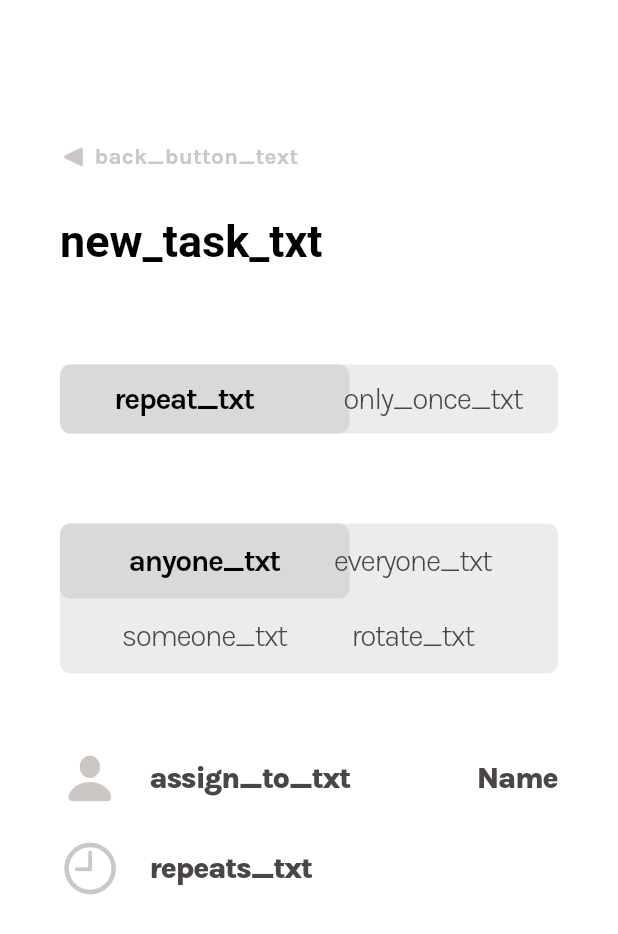
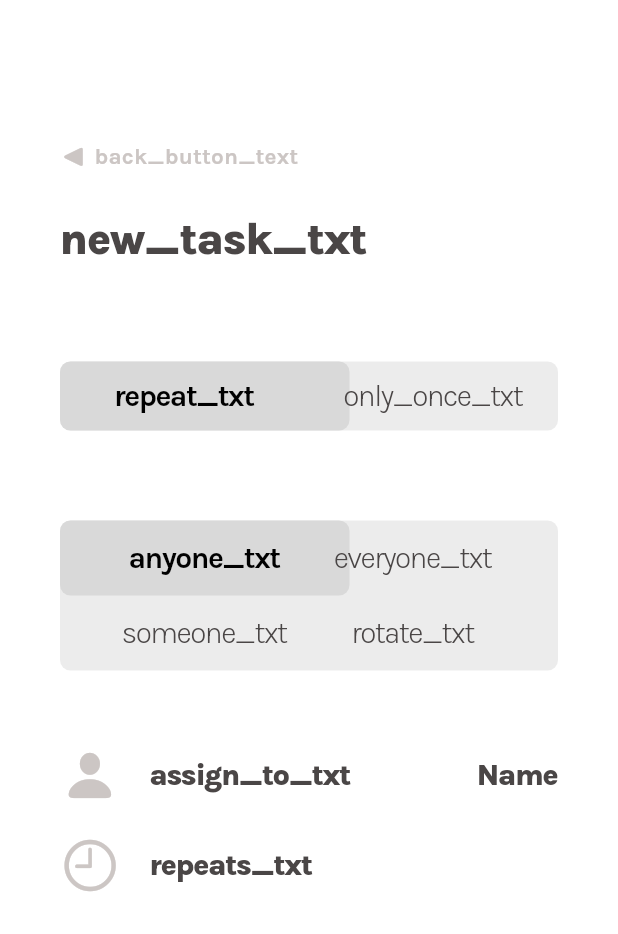
Before and after one commit to iloveproggen/relatee-frontend, a Flutter app: the NewTask screen opened directly, on a phone screen of 412 x 824 dp. Shown: the top 934 px of the screen. Run offline on Flutter 3.47's test engine with Material 3 defaults, Android fonts, the phone set to English and light mode, and no system bars; our stand-ins replace flutter_svg, get, graphql_flutter, shared_preferences; accounts and stored records are empty; Roboto replaces fonts that are missing (Sedan).

Commit message:
Monate + color dynamic

```diff
--- a/frontend_v1/lib/assets/locale_strings.dart
+++ b/frontend_v1/lib/assets/locale_strings.dart
@@ -57,6 +57,18 @@ class LocaleString extends Translations {
           'Routines_txt': 'Routines',
           'permanent_txt': 'permanent',
           'None_Yet_txt': 'None Yet',
+          'Janauary_txt': 'January',
+          'February_txt': 'February',
+          'March_txt': 'March',
+          'April_txt': 'April',
+          'May_txt': 'May',
+          'June_txt': 'June',
+          'July_txt': 'July',
+          'August_txt': 'August',
+          'September_txt': 'September',
+          'October_txt': 'October',
+          'November_txt': 'November',
+          'December_txt': 'December',
         },
         'de-DE': {
           'welcome_title': 'Willkommen',
@@ -108,6 +120,18 @@ class LocaleString extends Translations {
           'Routines_txt': 'Routinen',
           'permanent_txt': 'permanent',
           'None_Yet_txt': 'Noch keine',
+          'Janauary_txt': 'Januar',
+          'February_txt': 'Februar',
+          'March_txt': 'März',
+          'April_txt': 'April',
+          'May_txt': 'Mai',
+          'June_txt': 'Juni',
+          'July_txt': 'Juli',
+          'August_txt': 'August',
+          'September_txt': 'September',
+          'October_txt': 'Oktober',
+          'November_txt': 'November',
+          'December_txt': 'Dezember',
         }
       };
 }
--- a/frontend_v1/lib/create_new_task_v1.dart
+++ b/frontend_v1/lib/create_new_task_v1.dart
@@ -49,12 +49,9 @@ class CustomTextField extends StatelessWidget {
           children: [
             TextFormField(
               decoration: InputDecoration.collapsed(
-                hintText: ('new_task_txt'.tr),
-              ),
-              style: const TextStyle(
-                fontSize: 30,
-                color: Color.fromARGB(255, 74, 70, 70),
-              ),
+                  hintText: ('new_task_txt'.tr),
+                  hintStyle: Theme.of(context).textTheme.bodyMedium),
+              style: Theme.of(context).textTheme.bodyMedium,
             ),
           ],
         ),
```
